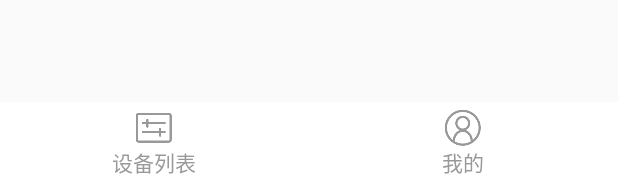
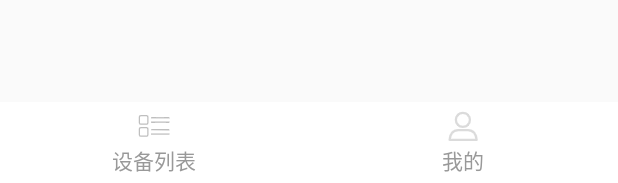
Before and after one commit to gongyurain/electronicSeals, an Android app: the layout activity_main.xml on its own in the app's theme, with its tools: preview values and no code run, on a phone screen of 412 x 824 dp. Shown: the part 1050-1233 px from the top of the screen. Run offline under Robolectric (Android 15) with nearby library versions, the phone set to English and light mode, and no system bars.

Commit message:
mainPage icon update

```diff
--- a/app/src/main/res/color/tab_text_color_selector.xml
+++ b/app/src/main/res/color/tab_text_color_selector.xml
@@ -1,5 +1,5 @@
 <?xml version="1.0" encoding="utf-8"?>
 <selector xmlns:android="http://schemas.android.com/apk/res/android">
-    <item android:color="#E84539" android:state_checked="true" />
+    <item android:color="#3B64A2" android:state_checked="true" />
     <item android:color="#999999" />
 </selector>
--- a/app/src/main/res/drawable/tab_operate_selector.xml
+++ b/app/src/main/res/drawable/tab_operate_selector.xml
@@ -1,5 +1,5 @@
 <?xml version="1.0" encoding="utf-8"?>
 <selector xmlns:android="http://schemas.android.com/apk/res/android">
-    <item android:drawable="@mipmap/tabbar_operate_pressed" android:state_checked="true"/>
-    <item android:drawable="@mipmap/tabbar_operate_default" />
+    <item android:drawable="@mipmap/tab_listbtn_pressed" android:state_checked="true"/>
+    <item android:drawable="@mipmap/tab_listbtn_defult" />
 </selector>
--- a/app/src/main/res/drawable/tab_user_selector.xml
+++ b/app/src/main/res/drawable/tab_user_selector.xml
@@ -1,5 +1,5 @@
 <?xml version="1.0" encoding="utf-8"?>
 <selector xmlns:android="http://schemas.android.com/apk/res/android">
-    <item android:drawable="@mipmap/tabbar_user_pressed" android:state_checked="true"/>
-    <item android:drawable="@mipmap/tabbar_user_default" />
+    <item android:drawable="@mipmap/tab_mainbtn_pressed" android:state_checked="true"/>
+    <item android:drawable="@mipmap/tab_mainbtn_defult" />
 </selector>
```
Also changed, not shown: app/src/main/res/mipmap-hdpi/tab_listbtn_defult.png (added), app/src/main/res/mipmap-hdpi/tab_listbtn_pressed.png (added), app/src/main/res/mipmap-hdpi/tab_mainbtn_defult.png (added), app/src/main/res/mipmap-hdpi/tab_mainbtn_pressed.png (added).
